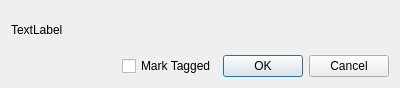
Qt form UIFiles/BatchTag.ui (UpSea/PhotoOrganizer) before a commit.
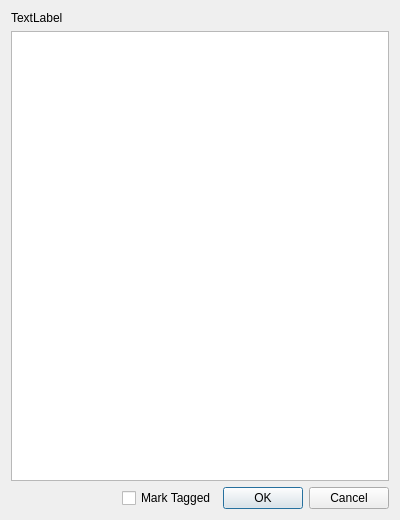
The same form after that commit. Custom widgets are drawn as their Qt base class.

Commit message: Batch tag now uses a checkable tag list rather than manual line edits.

Diff of the .ui file:
```diff
--- a/UIFiles/BatchTag.ui
+++ b/UIFiles/BatchTag.ui
@@ -7,7 +7,7 @@
     <x>0</x>
     <y>0</y>
     <width>400</width>
-    <height>88</height>
+    <height>520</height>
    </rect>
   </property>
   <property name="windowTitle">
@@ -27,6 +27,13 @@
         </property>
        </widget>
       </item>
+      <item>
+       <widget class="TagTreeView" name="treeView">
+        <attribute name="headerVisible">
+         <bool>false</bool>
+        </attribute>
+       </widget>
+      </item>
      </layout>
     </widget>
    </item>
@@ -66,6 +73,13 @@
    </item>
   </layout>
  </widget>
+ <customwidgets>
+  <customwidget>
+   <class>TagTreeView</class>
+   <extends>QTreeView</extends>
+   <header>FilterTree</header>
+  </customwidget>
+ </customwidgets>
  <resources/>
  <connections>
   <connection>
```
The commit also changes 4 other files.
